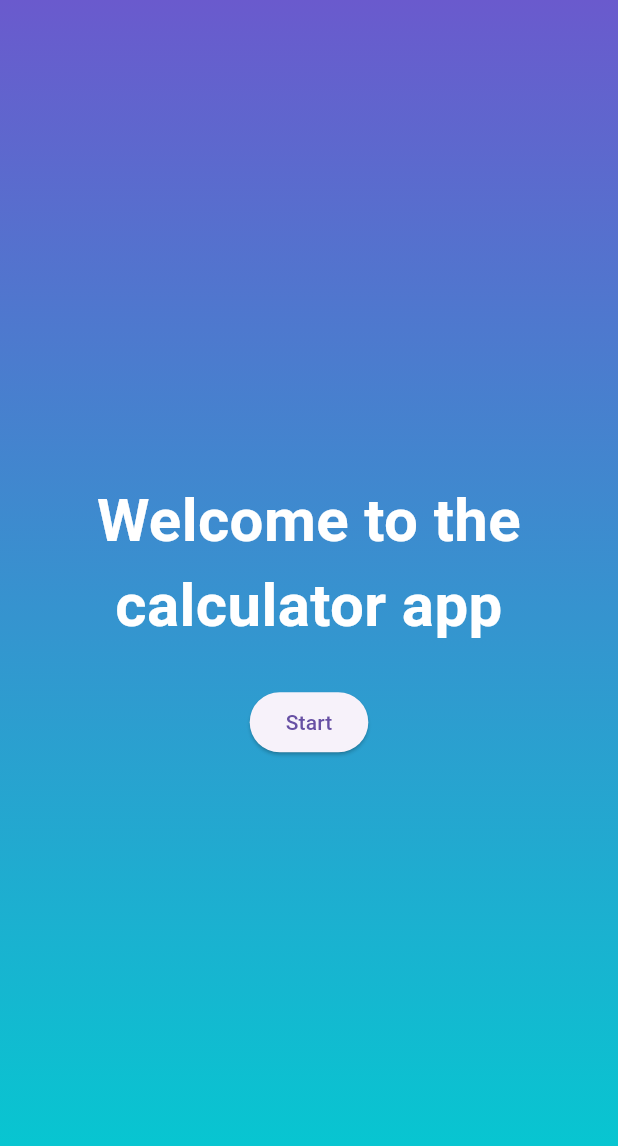
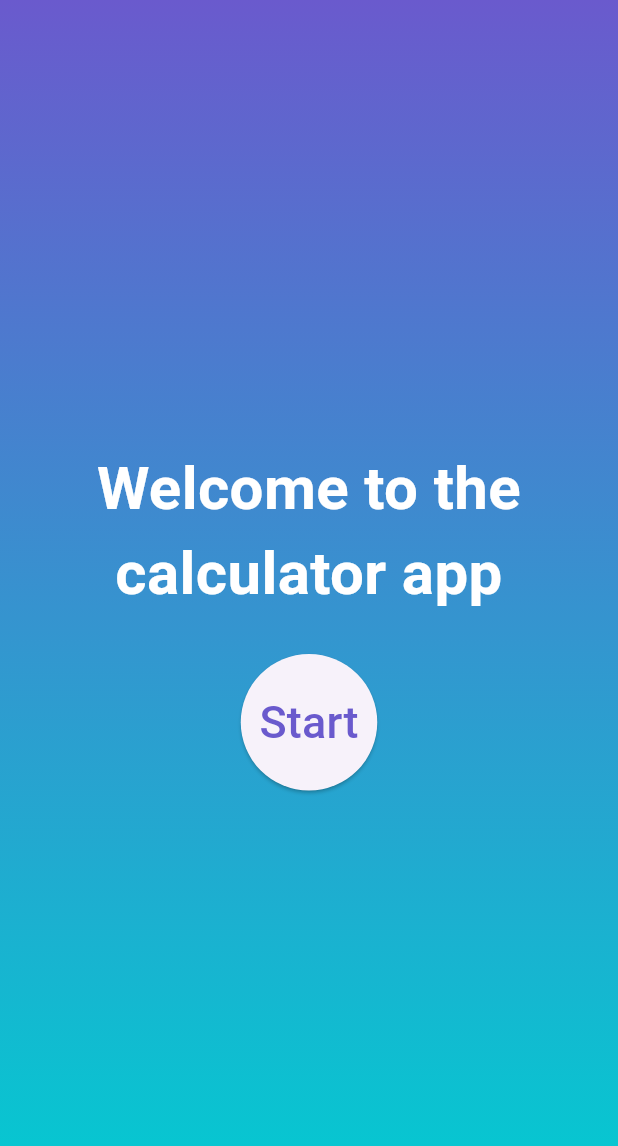
Before and after one commit to OmAlKml/Calculator, a Flutter app: the screen it shows after launch, on a phone screen of 412 x 824 dp. Shown: the top 1146 px of the screen. Run offline on Flutter 3.47's test engine with Material 3 defaults, Android fonts, the phone set to English and light mode, and no system bars; Roboto replaces fonts that are missing (cairo).

Commit message:
Add start button in home screen

```diff
--- a/lib/screens/home_screen.dart
+++ b/lib/screens/home_screen.dart
@@ -55,10 +55,21 @@ class _HomeScreenState extends State<HomeScreen> {
                 // Navigate to CalculatorScreen
                 Navigator.push(
                   context,
-                  MaterialPageRoute(builder: (context) => const CalculatorScreen()),
+                  MaterialPageRoute(
+                      builder: (context) => const CalculatorScreen()),
                 );
               },
-              child: const Text("Start"),
+              style: ElevatedButton.styleFrom(
+                shape: const CircleBorder(),
+                padding: const EdgeInsets.all(24.0), // Adjust size here
+              ),
+              child: const Text(
+                "Start",
+                style: TextStyle(
+                  color: Color(0xFF6A5ACD),
+                  fontSize: 30,
+                ),
+              ),
             ),
           ],
         ),
```
